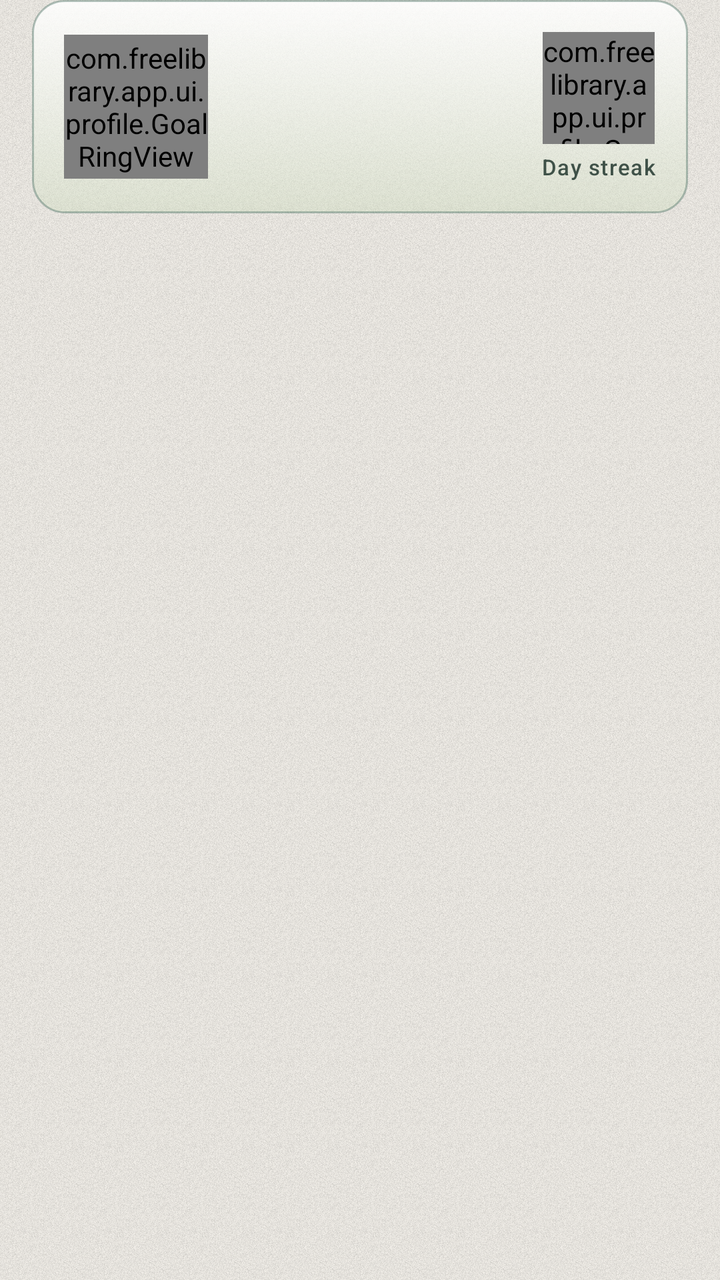
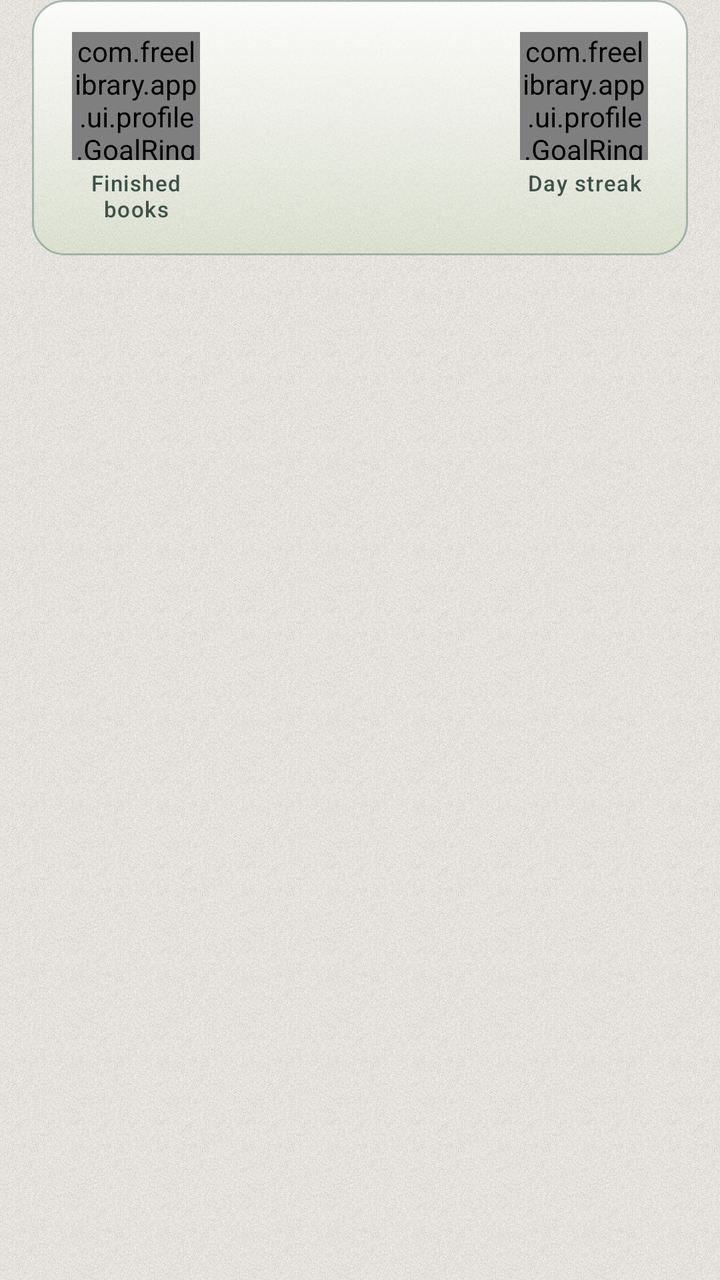

Screens rendered from an Android XML layout before and after an edit, with the pre-edit source and the edit as a unified diff.
<!-- AndroidManifest.xml: application theme Theme.FreeLibrary -->
<!-- res/layout/item_profile_reading.xml -->
<?xml version="1.0" encoding="utf-8"?>
<FrameLayout xmlns:android="http://schemas.android.com/apk/res/android"
    xmlns:app="http://schemas.android.com/apk/res-auto"
    android:layout_width="match_parent"
    android:layout_height="wrap_content"
    android:paddingStart="@dimen/spacing_m"
    android:paddingEnd="@dimen/spacing_m"
    android:paddingBottom="@dimen/spacing_m">

    <LinearLayout
        android:id="@+id/readingCard"
        android:baselineAligned="false"
        android:layout_width="match_parent"
        android:layout_height="wrap_content"
        android:background="@drawable/bg_glass_card"
        android:clickable="true"
        android:focusable="true"
        android:gravity="center_vertical"
        android:minHeight="96dp"
        android:orientation="horizontal"
        android:padding="@dimen/spacing_m">

        <FrameLayout
            android:layout_width="72dp"
            android:layout_height="72dp"
            android:importantForAccessibility="no">

            <com.freelibrary.app.ui.profile.GoalRingView
                android:id="@+id/readingRing"
                android:layout_width="match_parent"
                android:layout_height="match_parent"
                app:ringColor="?attr/colorPrimary"
                app:ringStroke="8dp"
                app:trackColor="?attr/colorOutlineVariant" />

            <TextView
                android:id="@+id/readingCount"
                android:layout_width="wrap_content"
                android:layout_height="wrap_content"
                android:layout_gravity="center"
                android:textAppearance="?attr/textAppearanceTitleLarge"
                android:textColor="?attr/colorOnSurface" />

        </FrameLayout>

        <LinearLayout
            android:layout_width="0dp"
            android:layout_height="wrap_content"
            android:layout_marginStart="@dimen/spacing_m"
            android:layout_weight="1"
            android:orientation="vertical">

            <TextView
                android:id="@+id/readingTitle"
                android:layout_width="match_parent"
                android:layout_height="wrap_content"
                android:textAppearance="?attr/textAppearanceTitleMedium"
                android:textColor="?attr/colorOnSurface" />

            <TextView
                android:id="@+id/readingGoal"
                android:layout_width="match_parent"
                android:layout_height="wrap_content"
                android:layout_marginTop="@dimen/spacing_xs"
                android:textAppearance="?attr/textAppearanceBodyMedium"
                android:textColor="?attr/colorPrimary" />

            <TextView
                android:id="@+id/readingMonth"
                android:layout_width="match_parent"
                android:layout_height="wrap_content"
                android:layout_marginTop="@dimen/spacing_xs"
                android:textAppearance="?attr/textAppearanceBodyMedium"
                android:textColor="?attr/colorOnSurfaceVariant" />

        </LinearLayout>

        <LinearLayout
            android:layout_width="wrap_content"
            android:layout_height="wrap_content"
            android:layout_marginStart="@dimen/spacing_s"
            android:importantForAccessibility="no"
            android:orientation="vertical">

            <FrameLayout
                android:layout_width="56dp"
                android:layout_height="56dp"
                android:layout_gravity="center_horizontal">

                <com.freelibrary.app.ui.profile.GoalRingView
                    android:id="@+id/streakRing"
                    android:layout_width="match_parent"
                    android:layout_height="match_parent"
                    app:ringColor="?attr/colorTertiary"
                    app:ringStroke="6dp"
                    app:trackColor="?attr/colorOutlineVariant" />

                <TextView
                    android:id="@+id/streakCount"
                    android:layout_width="wrap_content"
                    android:layout_height="wrap_content"
                    android:layout_gravity="center"
                    android:textAppearance="?attr/textAppearanceTitleMedium"
                    android:textColor="?attr/colorOnSurface" />

            </FrameLayout>

            <TextView
                android:layout_width="wrap_content"
                android:layout_height="wrap_content"
                android:layout_gravity="center_horizontal"
                android:layout_marginTop="@dimen/spacing_xs"
                android:text="@string/profile_streak_label"
                android:textAppearance="?attr/textAppearanceLabelSmall"
                android:textColor="?attr/colorOnSurfaceVariant" />

        </LinearLayout>

    </LinearLayout>

</FrameLayout>
<!-- resources referenced by this layout -->
<resources>
  <dimen name="spacing_m">16dp</dimen>
  <dimen name="spacing_s">8dp</dimen>
  <dimen name="spacing_xs">4dp</dimen>
  <string name="profile_streak_label">Day streak</string>
  <color name="glass_fill_bottom">#5CC9DAB8</color>
  <color name="glass_fill_top">#D9FFFFFF</color>
  <color name="glass_border">#592D5A4A</color>
  <color name="md_primary">#0D4C3C</color>
  <color name="md_on_primary">#F4F1EB</color>
  <color name="md_primary_container">#BFD7A6</color>
  <color name="md_on_primary_container">#0A3A2E</color>
  <color name="md_primary_inverse">#A9CC8A</color>
  <color name="md_secondary">#2D5A4A</color>
  <color name="md_on_secondary">#F4F1EB</color>
  <color name="md_secondary_container">#7AA05A</color>
  <color name="md_on_secondary_container">#17231E</color>
  <color name="md_background">#F4F1EB</color>
  <!-- drawable bg_window (drawable) -->
  <?xml version="1.0" encoding="utf-8"?>
  <layer-list xmlns:android="http://schemas.android.com/apk/res/android">
      <item>
          <shape android:shape="rectangle">
              <solid android:color="@color/md_background" />
          </shape>
      </item>
      <item>
          <bitmap
              android:src="@drawable/bg_grain"
              android:tileMode="repeat" />
      </item>
  </layer-list>
  <color name="md_on_background">#17231E</color>
  <color name="md_surface">#F4F1EB</color>
  <color name="md_on_surface">#17231E</color>
  <color name="md_surface_variant">#D8E3CB</color>
  <color name="md_on_surface_variant">#3F5148</color>
  <color name="md_surface_inverse">#17231E</color>
  <color name="md_on_surface_inverse">#F4F1EB</color>
  <color name="md_surface_container_lowest">#F8F8F0</color>
  <color name="md_surface_container_low">#E9EEDF</color>
  <color name="md_surface_container">#DFE8D3</color>
  <color name="md_surface_container_high">#D5E2C7</color>
  <color name="md_surface_container_highest">#CADBBB</color>
  <color name="md_error">#BA1A1A</color>
  <color name="md_on_error">#FFFFFF</color>
  <color name="md_error_container">#FFDAD6</color>
  <color name="md_on_error_container">#410002</color>
  <color name="md_outline">#55665D</color>
  <color name="md_outline_variant">#B5C4A5</color>
  <style name="Widget.FreeLibrary.Toolbar" parent="Widget.Material3.Toolbar">
          <item name="android:background">@android:color/transparent</item>
      </style>
  <style name="TextAppearance.FreeLibrary.HeadlineLarge" parent="TextAppearance.Material3.HeadlineLarge">
          <item name="fontFamily">@font/literata_semibold</item>
          <item name="android:fontFamily">@font/literata_semibold</item>
      </style>
  <style name="TextAppearance.FreeLibrary.HeadlineMedium" parent="TextAppearance.Material3.HeadlineMedium">
          <item name="fontFamily">@font/literata_semibold</item>
          <item name="android:fontFamily">@font/literata_semibold</item>
      </style>
  <style name="TextAppearance.FreeLibrary.HeadlineSmall" parent="TextAppearance.Material3.HeadlineSmall">
          <item name="fontFamily">@font/literata_semibold</item>
          <item name="android:fontFamily">@font/literata_semibold</item>
      </style>
  <style name="TextAppearance.FreeLibrary.TitleLarge" parent="TextAppearance.Material3.TitleLarge">
          <item name="fontFamily">@font/literata_medium</item>
          <item name="android:fontFamily">@font/literata_medium</item>
      </style>
  <!-- unchanged entries left out for length: 3 -->
</resources>

<!-- the commit's change to res/layout/item_profile_reading.xml (unified diff, before → after) -->
@@ -20,33 +20,59 @@
         android:orientation="horizontal"
         android:padding="@dimen/spacing_m">
 
-        <FrameLayout
+        <LinearLayout
             android:layout_width="72dp"
-            android:layout_height="72dp"
-            android:importantForAccessibility="no">
+            android:layout_height="wrap_content"
+            android:importantForAccessibility="no"
+            android:orientation="vertical">
 
-            <com.freelibrary.app.ui.profile.GoalRingView
-                android:id="@+id/readingRing"
-                android:layout_width="match_parent"
-                android:layout_height="match_parent"
-                app:ringColor="?attr/colorPrimary"
-                app:ringStroke="8dp"
-                app:trackColor="?attr/colorOutlineVariant" />
+            <FrameLayout
+                android:layout_width="64dp"
+                android:layout_height="64dp"
+                android:layout_gravity="center_horizontal">
+
+                <com.freelibrary.app.ui.profile.GoalRingView
+                    android:id="@+id/readingRing"
+                    android:layout_width="match_parent"
+                    android:layout_height="match_parent"
+                    app:ringColor="?attr/colorPrimary"
+                    app:ringStroke="7dp"
+                    app:trackColor="?attr/colorOutlineVariant" />
+
+                <TextView
+                    android:id="@+id/readingCount"
+                    android:layout_width="40dp"
+                    android:layout_height="40dp"
+                    android:layout_gravity="center"
+                    android:gravity="center"
+                    android:maxLines="1"
+                    android:textAppearance="?attr/textAppearanceTitleMedium"
+                    android:textColor="?attr/colorOnSurface"
+                    app:autoSizeMaxTextSize="18sp"
+                    app:autoSizeMinTextSize="9sp"
+                    app:autoSizeTextType="uniform" />
+
+            </FrameLayout>
 
             <TextView
-                android:id="@+id/readingCount"
-                android:layout_width="wrap_content"
+                android:layout_width="match_parent"
                 android:layout_height="wrap_content"
-                android:layout_gravity="center"
-                android:textAppearance="?attr/textAppearanceTitleLarge"
-                android:textColor="?attr/colorOnSurface" />
+                android:layout_marginTop="@dimen/spacing_xs"
+                android:ellipsize="end"
+                android:gravity="center_horizontal"
+                android:maxLines="2"
+                android:minLines="2"
+                android:text="@string/profile_finished_books_label"
+                android:textAppearance="?attr/textAppearanceLabelSmall"
+                android:textColor="?attr/colorOnSurfaceVariant" />
 
-        </FrameLayout>
+        </LinearLayout>
 
         <LinearLayout
             android:layout_width="0dp"
             android:layout_height="wrap_content"
-            android:layout_marginStart="@dimen/spacing_m"
+            android:layout_marginStart="@dimen/spacing_s"
+            android:layout_marginEnd="@dimen/spacing_s"
             android:layout_weight="1"
             android:orientation="vertical">
 
@@ -76,15 +102,14 @@
         </LinearLayout>
 
         <LinearLayout
-            android:layout_width="wrap_content"
+            android:layout_width="72dp"
             android:layout_height="wrap_content"
-            android:layout_marginStart="@dimen/spacing_s"
             android:importantForAccessibility="no"
             android:orientation="vertical">
 
             <FrameLayout
-                android:layout_width="56dp"
-                android:layout_height="56dp"
+                android:layout_width="64dp"
+                android:layout_height="64dp"
                 android:layout_gravity="center_horizontal">
 
                 <com.freelibrary.app.ui.profile.GoalRingView
@@ -92,24 +117,32 @@
                     android:layout_width="match_parent"
                     android:layout_height="match_parent"
                     app:ringColor="?attr/colorTertiary"
-                    app:ringStroke="6dp"
+                    app:ringStroke="7dp"
                     app:trackColor="?attr/colorOutlineVariant" />
 
                 <TextView
                     android:id="@+id/streakCount"
-                    android:layout_width="wrap_content"
-                    android:layout_height="wrap_content"
+                    android:layout_width="40dp"
+                    android:layout_height="40dp"
                     android:layout_gravity="center"
+                    android:gravity="center"
+                    android:maxLines="1"
                     android:textAppearance="?attr/textAppearanceTitleMedium"
-                    android:textColor="?attr/colorOnSurface" />
+                    android:textColor="?attr/colorOnSurface"
+                    app:autoSizeMaxTextSize="18sp"
+                    app:autoSizeMinTextSize="9sp"
+                    app:autoSizeTextType="uniform" />
 
             </FrameLayout>
 
             <TextView
-                android:layout_width="wrap_content"
+                android:layout_width="match_parent"
                 android:layout_height="wrap_content"
-                android:layout_gravity="center_horizontal"
                 android:layout_marginTop="@dimen/spacing_xs"
+                android:ellipsize="end"
+                android:gravity="center_horizontal"
+                android:maxLines="2"
+                android:minLines="2"
                 android:text="@string/profile_streak_label"
                 android:textAppearance="?attr/textAppearanceLabelSmall"
                 android:textColor="?attr/colorOnSurfaceVariant" />
<!-- resource entries referenced after the edit -->
@@ -3,6 +3,7 @@
   <dimen name="spacing_m">16dp</dimen>
   <dimen name="spacing_s">8dp</dimen>
   <dimen name="spacing_xs">4dp</dimen>
+  <string name="profile_finished_books_label">Finished books</string>
   <string name="profile_streak_label">Day streak</string>
   <color name="glass_fill_bottom">#5CC9DAB8</color>
   <color name="glass_fill_top">#D9FFFFFF</color>
